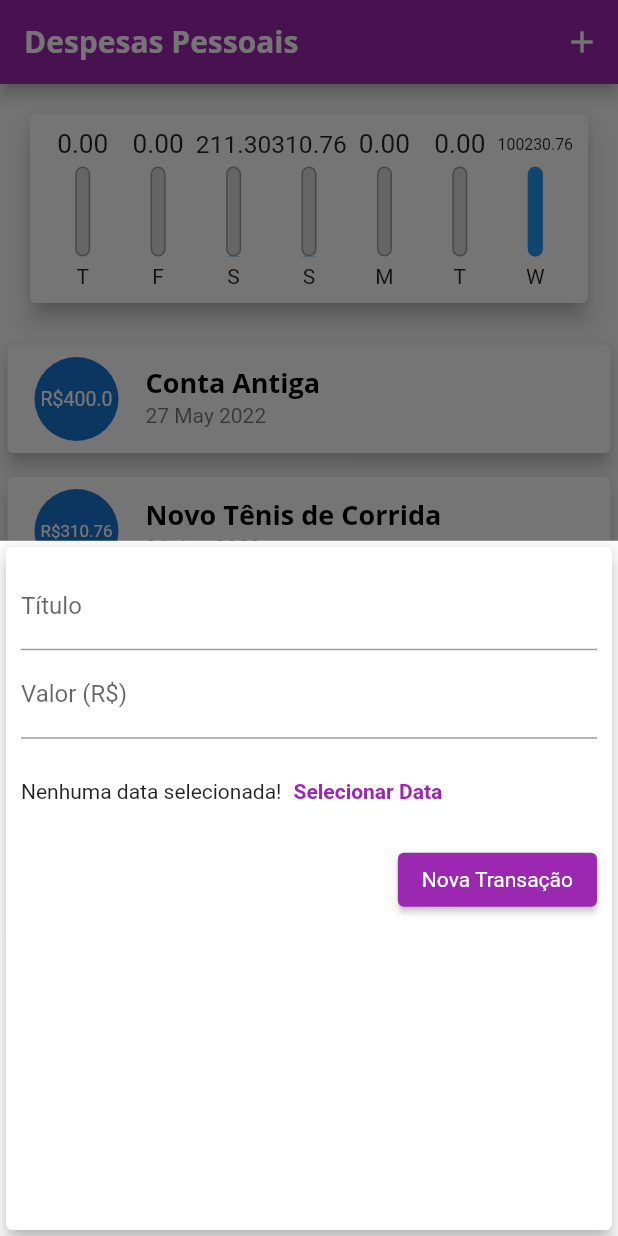
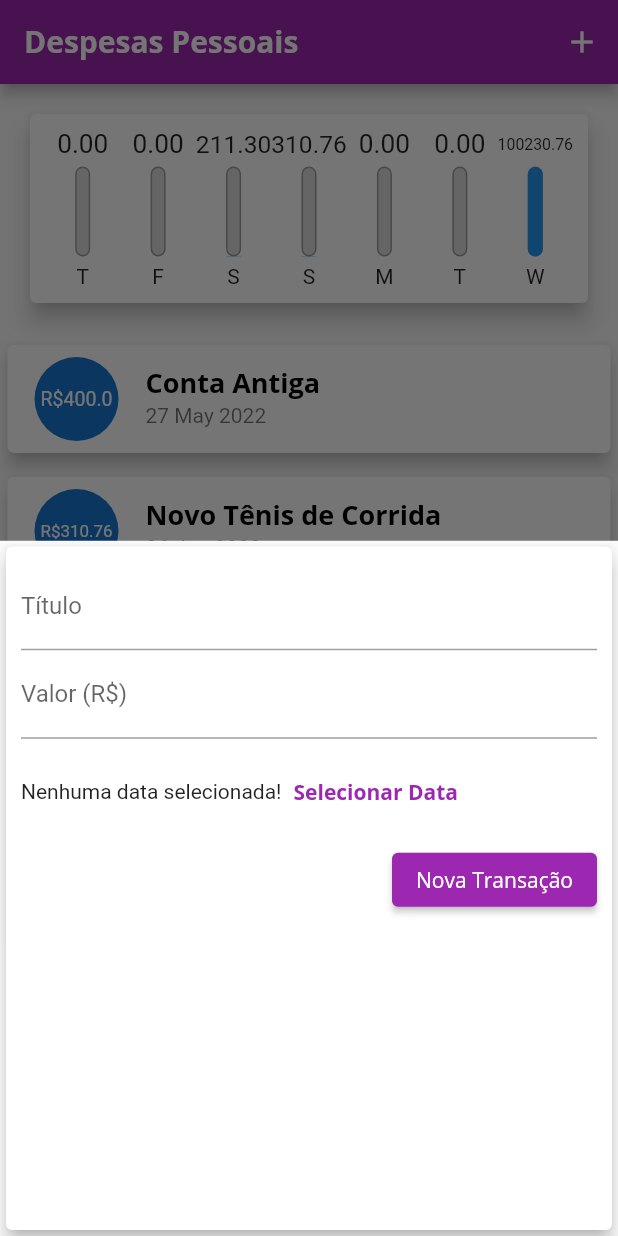
Before and after one commit to Mott4/expenses, a Flutter app: the screen it shows after launch, after a tap on the "add" icon, on a phone screen of 412 x 824 dp. Run offline on Flutter 3.47's test engine with Material 2 defaults, Android fonts, the phone set to English and light mode, and no system bars.

Commit message:
mudança de fonte no botão e no texto

```diff
--- a/lib/components/transaction_form.dart
+++ b/lib/components/transaction_form.dart
@@ -57,6 +57,7 @@ class _TransactionFormState extends State<TransactionForm> {
                     child: const Text(
                       'Selecionar Data',
                       style: TextStyle(
+                        fontFamily: 'OpenSans',
                         fontWeight: FontWeight.bold,
                       ),
                     ),
@@ -70,8 +71,12 @@ class _TransactionFormState extends State<TransactionForm> {
                 child: Text('Nova Transação'),
                 style: ElevatedButton.styleFrom(
                   primary: Colors.purple,
+                  textStyle: TextStyle(
+                    fontFamily: 'OpenSans',
+                  )
                 ),
                 onPressed: _submitForm,
+
               ),
             ])
           ],
```
